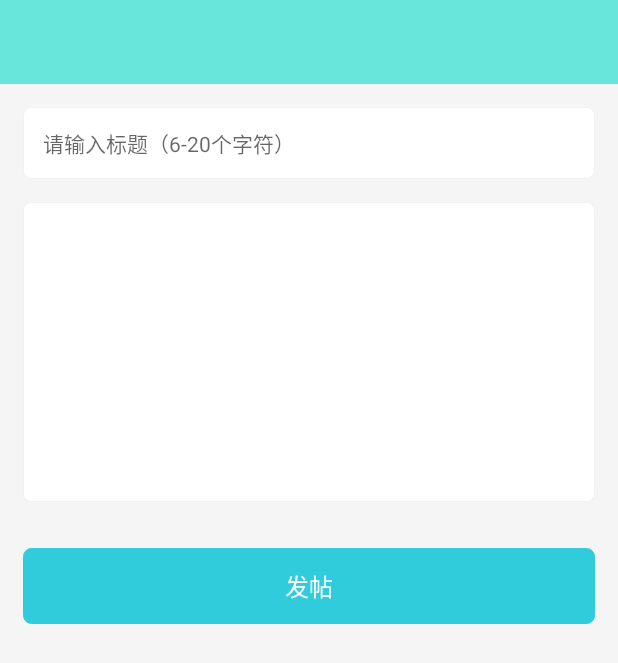
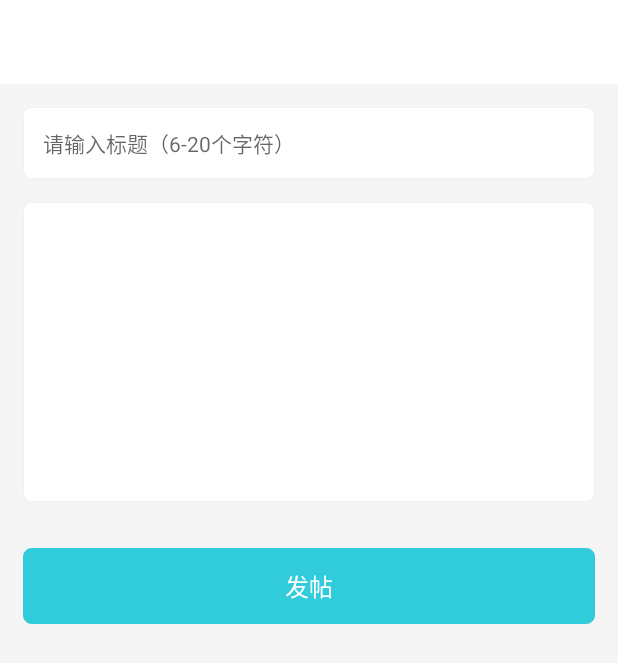
Before and after one commit to display822/beadTest, an Android app: the layout activity_add_forum.xml on its own in the app's theme, with its tools: preview values and no code run, on a phone screen of 412 x 824 dp. Shown: the top 663 px of the screen. Run offline under Robolectric (Android 15) with nearby library versions, the phone set to English and light mode, and no system bars.

Commit message:
主题颜色修改

```diff
--- a/app/src/main/java/com/beadwallet/activity/MainActivity.java
+++ b/app/src/main/java/com/beadwallet/activity/MainActivity.java
@@ -80,7 +80,7 @@ public class MainActivity extends BaseActivity implements RadioGroup.OnCheckedCh
         UserInfo.initUserInfo();
         setContentView(R.layout.activity_main);
         toolbar = ToolBarUtil.getInstance(mActivity)
-                .setTitle("水珠钱包")
+                .setTitle(getString(R.string.app_name))
                 .isShow(false)
                 .build();
         rgMain = (RadioGroup) findViewById(R.id.rg_main);
--- a/app/src/main/java/com/beadwallet/fragment/HomeFragment.java
+++ b/app/src/main/java/com/beadwallet/fragment/HomeFragment.java
@@ -34,7 +34,6 @@ import com.beadwallet.entity.StarProductEntity;
 import com.beadwallet.util.StatisticsUtil;
 import com.beadwallet.util.UrlService;
 import com.example.skn.framework.util.ToolBarUtil;
-
 import java.util.ArrayList;
 import java.util.List;
 
@@ -66,7 +65,7 @@ public class HomeFragment extends BaseFragment {
         StatisticsUtil.homePage(mActivity);
         ((MainActivity) mActivity).toolbar.setVisibility(View.VISIBLE);
         ToolBarUtil.getInstance(mActivity)
-                .setTitle("水珠钱包")
+                .setTitle(mActivity.getString(R.string.app_name))
                 .isShow(false)
                 .build();
         binding.refresh.autoRefresh();
@@ -79,7 +78,7 @@ public class HomeFragment extends BaseFragment {
         if (!hidden) {
             ((MainActivity) mActivity).toolbar.setVisibility(View.VISIBLE);
             ToolBarUtil.getInstance(mActivity)
-                    .setTitle("水珠钱包")
+                    .setTitle(mActivity.getString(R.string.app_name))
                     .isShow(false)
                     .build();
         }
--- a/app/src/main/res/drawable/select_theme_dot.xml
+++ b/app/src/main/res/drawable/select_theme_dot.xml
@@ -4,7 +4,7 @@
 
     <item android:state_selected="true" >
         <shape android:shape="oval">
-            <solid android:color="@color/toolbar"/>
+            <solid android:color="@color/main_color"/>
         </shape>
 
     </item>
@@ -12,7 +12,7 @@
     <item android:state_selected="false" >
         <shape android:shape="oval">
             <solid android:color="@color/color_fdfdfd"/>
-            <stroke android:color="@color/toolbar" android:width="1dp"/>
+            <stroke android:color="@color/main_color" android:width="1dp"/>
         </shape>
 
     </item>
--- a/app/src/main/res/values/strings.xml
+++ b/app/src/main/res/values/strings.xml
@@ -1,5 +1,5 @@
 <resources>
-    <string name="app_name">水珠钱包</string>
+    <string name="app_name">梦想钱包</string>
     <string name="home">首页</string>
     <string name="loans">贷款</string>
     <string name="me">我的</string>
--- a/framework/src/main/res/layout/layout_toolbar.xml
+++ b/framework/src/main/res/layout/layout_toolbar.xml
@@ -23,7 +23,7 @@
             android:id="@+id/tv_title"
             android:layout_width="wrap_content"
             android:layout_height="wrap_content"
-            android:textColor="@color/color_FFFFFF"
-            android:textSize="18sp" />
+            android:textColor="@color/color_333333"
+            android:textSize="17sp" />
     </android.support.v7.widget.Toolbar>
 </RelativeLayout>
--- a/framework/src/main/res/values/colors.xml
+++ b/framework/src/main/res/values/colors.xml
@@ -1,11 +1,14 @@
 <?xml version="1.0" encoding="utf-8"?>
 <resources>
-    <color name="toolbar">#FF68E6DB</color>
+    <color name="statusbar">#cccccc</color>
+    <color name="toolbar">#ffffff</color>
     <color name="color_FFFFFF">#FFFFFF</color>
     <color name="color_f5f5f5">#f5f5f5</color>
     <color name="color_333333">#333333</color>
     <color name="color_424242">#424242</color>
 
+
+    <color name="main_color">#f5bb40</color>
     <color name="color_transparency">#00000000</color>
     <color name="color_2a2a2a">#2a2a2a</color>
     <color name="color_f1f1f1">#f1f1f1</color>
--- a/framework/src/main/res/values/tool_bar_styles.xml
+++ b/framework/src/main/res/values/tool_bar_styles.xml
@@ -8,7 +8,7 @@
         <!--无标题-->
         <item name="windowNoTitle">true</item>
         <!--状态栏背景-->
-        <item name="colorPrimaryDark">@color/toolbar</item>
+        <item name="colorPrimaryDark">@color/statusbar</item>
         <!--toolBar背景-->
         <item name="colorPrimary">@color/toolbar</item>
         <!--项目文字颜色-->
```
